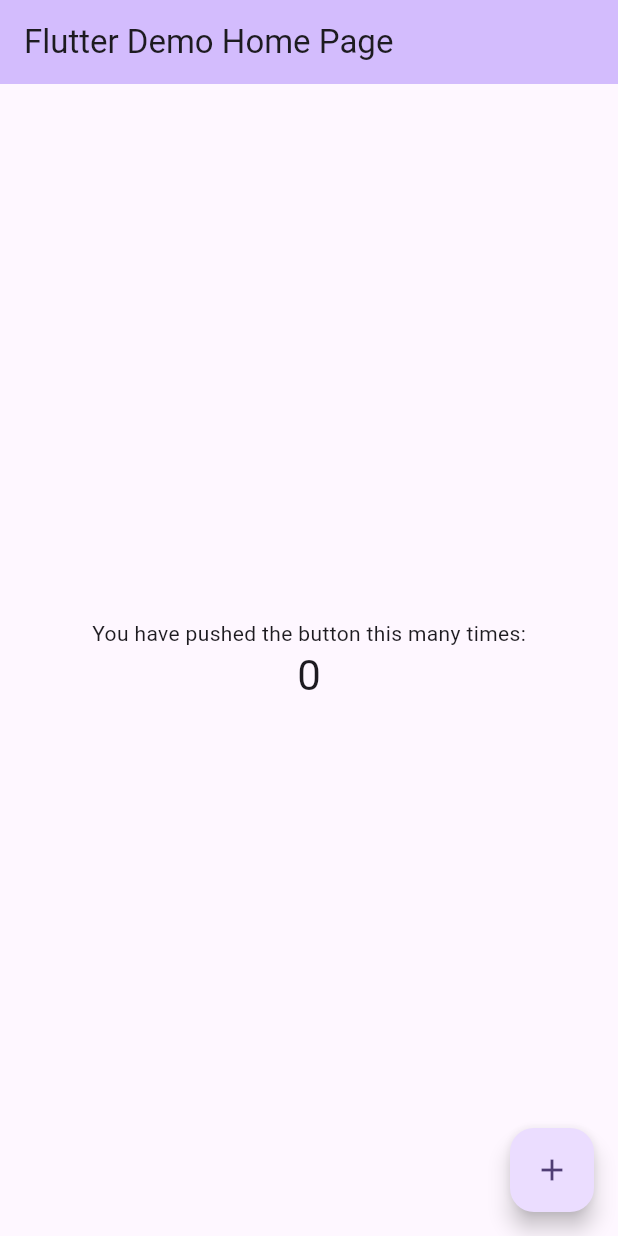
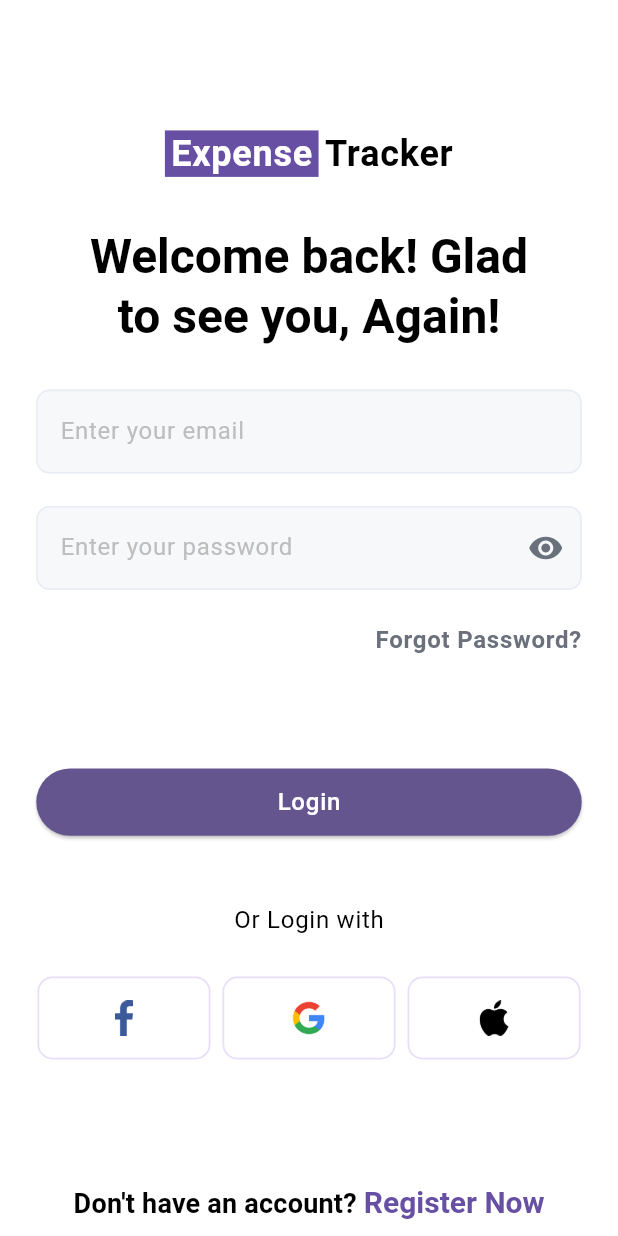
Before and after one commit to didipta/expense_tracker_app, a Flutter app: the screen it shows after launch, on a phone screen of 412 x 824 dp. Run offline on Flutter 3.47's test engine with Material 3 defaults, Android fonts, the phone set to English and light mode, and no system bars; our stand-ins replace dio, flutter_screenutil, go_router, logger; missing offline and left inert: dio_smart_retry.

Commit message:
login page , router setup and design

```diff
--- a/lib/app.dart
+++ b/lib/app.dart
@@ -0,0 +1,40 @@
+import 'package:expense_tracker_app/core/theme/theme_data.dart';
+import 'package:expense_tracker_app/features/splash/presentation/pages/splash_page.dart';
+import 'package:expense_tracker_app/routes/routers.dart';
+import 'package:flutter/cupertino.dart';
+import 'package:flutter/material.dart';
+import 'package:flutter_screenutil/flutter_screenutil.dart';
+
+class ExpenseTrackerApp extends StatefulWidget {
+  const ExpenseTrackerApp({super.key});
+
+  @override
+  State<ExpenseTrackerApp> createState() => _ExpenseTrackerAppState();
+}
+
+class _ExpenseTrackerAppState extends State<ExpenseTrackerApp> {
+  @override
+  Widget build(BuildContext context) {
+    return ScreenUtilInit(
+      designSize: const Size(412, 917),
+      minTextAdapt: true,
+      splitScreenMode: true,
+      builder: (_, child) => MaterialApp.router(
+        debugShowCheckedModeBanner: false,
+        title: 'Expense Tracker',
+        theme: themeData,
+        routerConfig: router,
+        builder: (context, child) {
+          return Center(
+            child: ConstrainedBox(
+              constraints: BoxConstraints(
+                maxWidth: 480.w, // or any suitable value for large displays
+              ),
+              child: child!,
+            ),
+          );
+        },
+      ),
+    );
+  }
+}
--- /dev/null
+++ b/lib/core/theme/material_color.dart
@@ -0,0 +1,19 @@
+import 'package:flutter/material.dart';
+
+const int _customPurplePrimaryValue = 0xFF4F378A;
+
+const MaterialColor customPurple = MaterialColor(
+  _customPurplePrimaryValue,
+  <int, Color>{
+    50: Color(0xFFEDEAF3),
+    100: Color(0xFFD2CBE2),
+    200: Color(0xFFB3A9D0),
+    300: Color(0xFF9486BD),
+    400: Color(0xFF65558F),
+    500: Color(_customPurplePrimaryValue),
+    600: Color(0xFF483282),
+    700: Color(0xFF3F2B77),
+    800: Color(0xFF37256D),
+    900: Color(0xFF281A5B),
+  },
+);
--- /dev/null
+++ b/lib/core/theme/theme_data.dart
@@ -0,0 +1,94 @@
+import 'package:flutter/material.dart';
+import 'package:flutter_screenutil/flutter_screenutil.dart';
+
+import 'material_color.dart';
+
+ThemeData themeData = ThemeData(
+  primarySwatch: customPurple ,
+  scaffoldBackgroundColor: Colors.white,
+  brightness: Brightness.light,
+  fontFamily: 'Roboto',
+  inputDecorationTheme: InputDecorationTheme(
+    filled: true,
+    fillColor: Color(0xFFF7F8F9),
+    enabledBorder: OutlineInputBorder(
+      borderRadius: BorderRadius.all(Radius.circular(8.79)),
+      borderSide: BorderSide(
+        color: Color(0xFFE8ECF4),
+        width: 1.1.w,
+      ),
+    ),
+    border: OutlineInputBorder(
+      borderRadius: BorderRadius.all(Radius.circular(8.79)),
+      borderSide: BorderSide(
+        color: Color(0xFFE8ECF4),
+        width: 1.1.w,
+      ),
+    ),
+    focusedBorder: OutlineInputBorder(
+      borderRadius: BorderRadius.all(Radius.circular(8.79)),
+      borderSide: BorderSide(
+        color: Color(0xFFE8ECF4),
+        width: 1.1.w,
+      ),
+    ),
+  ),
+  elevatedButtonTheme: ElevatedButtonThemeData(
+    style: ElevatedButton.styleFrom(
+      backgroundColor: customPurple.shade400,
+      foregroundColor: Colors.white,
+      minimumSize: Size(364.w, 50.h),
+      shape: RoundedRectangleBorder(
+        borderRadius: BorderRadius.circular(100.r),
+      ),
+    ),
+  ),
+  textTheme: TextTheme(
+    headlineLarge: TextStyle(
+        fontSize: 32.w,
+        fontWeight: FontWeight.w700,
+        color: Colors.black,
+      ),
+      headlineMedium: TextStyle(
+        fontSize: 24.w,
+        fontWeight: FontWeight.w700,
+        color: Colors.black,
+      ),
+      headlineSmall: TextStyle(
+        fontSize: 24.w,
+        fontWeight: FontWeight.w700,
+        color: Colors.black,
+      ),
+    bodyLarge: TextStyle(
+        fontSize: 16.w,
+        fontWeight: FontWeight.w400,
+        color: Colors.black,
+      ),
+      bodyMedium: TextStyle(
+        fontSize: 14.w,
+        fontWeight: FontWeight.w400,
+        color: Colors.black,
+      ),
+      bodySmall: TextStyle(
+        fontSize: 12.w,
+        fontWeight: FontWeight.w400,
+        color: Colors.black,
+      ),
+      titleLarge: TextStyle(
+        fontSize: 20.w,
+        fontWeight: FontWeight.w700,
+        color: Colors.black,
+      ),
+      titleMedium: TextStyle(
+        fontSize: 18.w,
+        fontWeight: FontWeight.w700,
+        color: Colors.black,
+  ),
+      titleSmall: TextStyle(
+        fontSize: 16.w,
+        fontWeight: FontWeight.w700,
+        color: Colors.black,
+      ),
+  ),
+
+);
--- /dev/null
+++ b/lib/features/auth/presentation/pages/login_page.dart
@@ -0,0 +1,148 @@
+import 'package:expense_tracker_app/shared/widgets/logo_widget.dart';
+import 'package:expense_tracker_app/shared/widgets/social_media_login.dart';
+import 'package:flutter/cupertino.dart';
+import 'package:flutter/gestures.dart';
+import 'package:flutter/material.dart';
+import 'package:flutter_screenutil/flutter_screenutil.dart';
+
+class LoginPage extends StatefulWidget {
+  const LoginPage({super.key});
+
+  @override
+  State<LoginPage> createState() => _LoginPageState();
+}
+
+class _LoginPageState extends State<LoginPage> {
+  bool isPasswordVisible = true;
+  @override
+  Widget build(BuildContext context) {
+    return Scaffold(
+      body: SingleChildScrollView(
+        child: Container(
+          padding:EdgeInsets.only(left: 24.w, right: 24.w,top: 92.h, bottom: 58.h),
+          child: Center(
+            child: Column(
+              mainAxisAlignment: MainAxisAlignment.center,
+              crossAxisAlignment: CrossAxisAlignment.center,
+              children: [
+                LogoWidget(),
+                SizedBox(height: 32.h),
+                Container(
+                  width: 307.63.w,
+                  child: Text(
+                    'Welcome back! Glad to see you, Again!',
+                    style: Theme.of(context).textTheme.headlineLarge?.copyWith(
+                      fontWeight: FontWeight.w600,
+
+
+                    ),
+                    textAlign: TextAlign.center,
+                  ),
+                ),
+                SizedBox(height: 32.h),
+                Container(
+                  width: 363.66.w,
+                  child: TextField(
+                    decoration: InputDecoration(
+                      labelText: 'Enter your email',
+                      labelStyle: Theme.of(context).textTheme.bodyLarge?.copyWith(
+                        color: const Color(0xFFBDBDBD),
+                      ),
+
+                    ),
+                  ),
+                ),
+                SizedBox(height: 24.h),
+                Container(
+                  width: 363.66.w,
+                  child: TextField(
+                    obscureText: isPasswordVisible,
+                    decoration: InputDecoration(
+                      labelText: 'Enter your password',
+                      labelStyle: Theme.of(context).textTheme.bodyLarge?.copyWith(
+                        color: const Color(0xFFBDBDBD),
+                        fontWeight: FontWeight.w400,
+                      ),
+                      suffixIcon:GestureDetector(
+                        onTap: () {
+                          setState(() {
+                            isPasswordVisible = !isPasswordVisible;
+                          });
+                        },
+                        child: Icon(
+                        isPasswordVisible ? Icons.visibility : Icons.visibility_off,
+                          color: const Color(0xFF6A707C),
+                        ),
+                      ),
+                    ),
+                  ),
+                ),
+                SizedBox(height: 24.h),
+                Container(
+                  width: double.infinity,
+                  child: Text(
+                    'Forgot Password?',
+                    style: Theme.of(context).textTheme.bodyLarge?.copyWith(
+                      color: const Color(0xFF6A707C),
+                      fontWeight: FontWeight.w600,
+                    ),
+                    textAlign: TextAlign.end,
+                  ),
+                ),
+                SizedBox(height: 80.h),
+                Container(
+                  width: 363.66.w,
+                  child: ElevatedButton(
+                    onPressed: () {
+                      // Handle login action
+                    },
+
+                    child: Text(
+                      'Login',
+                      style: Theme.of(context).textTheme.bodyLarge?.copyWith(
+                        color: Colors.white,
+                        fontWeight: FontWeight.w500,
+                      ),
+                    ),
+                  ),
+                ),
+                SizedBox(height: 48.h),
+                Text(
+                  "Or Login with",
+                  style: Theme.of(context).textTheme.bodyLarge?.copyWith(
+                    fontWeight: FontWeight.w400,
+                  ),
+                ),
+                SizedBox(height: 16.h),
+                SocialMediaLogin(),
+                SizedBox(height: 80.h),
+                RichText(
+                  text: TextSpan(
+                    text: 'Don\'t have an account? ',
+                    style: Theme.of(context).textTheme.titleMedium?.copyWith(
+
+                      fontWeight: FontWeight.w600,
+                    ),
+                    children: [
+                      TextSpan(
+                        text: 'Register Now',
+                        style: Theme.of(context).textTheme.titleLarge?.copyWith(
+                          color: Theme.of(context).primaryColor,
+                          fontWeight: FontWeight.w600,
+                        ),
+                        recognizer: TapGestureRecognizer()
+                          ..onTap = () {
+                            // Handle sign up action
+                          },
+                      ),
+                    ],
+                  ),
+                )
+              ],
+            ),
+          ),
+        ),
+      ),
+    );
+  }
+}
--- a/lib/features/splash/presentation/pages/splash_page.dart
+++ b/lib/features/splash/presentation/pages/splash_page.dart
@@ -0,0 +1,30 @@
+import 'package:expense_tracker_app/shared/widgets/logo_widget.dart';
+import 'package:flutter/material.dart';
+import 'package:go_router/go_router.dart';
+
+class SplashPage extends StatefulWidget {
+  const SplashPage({super.key});
+
+  @override
+  State<SplashPage> createState() => _SplashPageState();
+}
+
+class _SplashPageState extends State<SplashPage> {
+  @override
+  void initState() {
+    super.initState();
+    Future.delayed(const Duration(seconds: 5), () {
+      context.go('/login');
+    });
+  }
+
+  @override
+  Widget build(BuildContext context) {
+    return Scaffold(
+      backgroundColor: const Color(0xFFFEF7FF),
+      body: Center(
+        child: LogoWidget(),
+      ),
+    );
+  }
+}
--- a/lib/main.dart
+++ b/lib/main.dart
@@ -1,122 +1,10 @@
+import 'package:expense_tracker_app/app.dart';
 import 'package:flutter/material.dart';
+import 'package:flutter/services.dart';
 
 void main() {
-  runApp(const MyApp());
+  WidgetsFlutterBinding.ensureInitialized();
+  SystemChrome.setPreferredOrientations([DeviceOrientation.portraitUp]).then((_) {
+    runApp(const ExpenseTrackerApp());
+  });
 }
-
-class MyApp extends StatelessWidget {
-  const MyApp({super.key});
-
-  // This widget is the root of your application.
-  @override
-  Widget build(BuildContext context) {
-    return MaterialApp(
-      title: 'Flutter Demo',
-      theme: ThemeData(
-        // This is the theme of your application.
-        //
-        // TRY THIS: Try running your application with "flutter run". You'll see
-        // the application has a purple toolbar. Then, without quitting the app,
-        // try changing the seedColor in the colorScheme below to Colors.green
-        // and then invoke "hot reload" (save your changes or press the "hot
-        // reload" button in a Flutter-supported IDE, or press "r" if you used
-        // the command line to start the app).
-        //
-        // Notice that the counter didn't reset back to zero; the application
-        // state is not lost during the reload. To reset the state, use hot
-        // restart instead.
-        //
-        // This works for code too, not just values: Most code changes can be
-        // tested with just a hot reload.
-        colorScheme: ColorScheme.fromSeed(seedColor: Colors.deepPurple),
-      ),
-      home: const MyHomePage(title: 'Flutter Demo Home Page'),
-    );
-  }
-}
-
-class MyHomePage extends StatefulWidget {
-  const MyHomePage({super.key, required this.title});
-
-  // This widget is the home page of your application. It is stateful, meaning
-  // that it has a State object (defined below) that contains fields that affect
-  // how it looks.
-
-  // This class is the configuration for the state. It holds the values (in this
-  // case the title) provided by the parent (in this case the App widget) and
-  // used by the build method of the State. Fields in a Widget subclass are
-  // always marked "final".
-
-  final String title;
-
-  @override
-  State<MyHomePage> createState() => _MyHomePageState();
-}
-
-class _MyHomePageState extends State<MyHomePage> {
-  int _counter = 0;
-
-  void _incrementCounter() {
-    setState(() {
-      // This call to setState tells the Flutter framework that something has
-      // changed in this State, which causes it to rerun the build method below
-      // so that the display can reflect the updated values. If we changed
-      // _counter without calling setState(), then the build method would not be
-      // called again, and so nothing would appear to happen.
-      _counter++;
-    });
-  }
-
-  @override
-  Widget build(BuildContext context) {
-    // This method is rerun every time setState is called, for instance as done
-    // by the _incrementCounter method above.
-    //
-    // The Flutter framework has been optimized to make rerunning build methods
-    // fast, so that you can just rebuild anything that needs updating rather
-    // than having to individually change instances of widgets.
-    return Scaffold(
-      appBar: AppBar(
-        // TRY THIS: Try changing the color here to a specific color (to
-        // Colors.amber, perhaps?) and trigger a hot reload to see the AppBar
-        // change color while the other colors stay the same.
-        backgroundColor: Theme.of(context).colorScheme.inversePrimary,
-        // Here we take the value from the MyHomePage object that was created by
-        // the App.build method, and use it to set our appbar title.
-        title: Text(widget.title),
-      ),
-      body: Center(
-        // Center is a layout widget. It takes a single child and positions it
-        // in the middle of the parent.
-        child: Column(
-          // Column is also a layout widget. It takes a list of children and
-          // arranges them vertically. By default, it sizes itself to fit its
-          // children horizontally, and tries to be as tall as its parent.
-          //
-          // Column has various properties to control how it sizes itself and
-          // how it positions its children. Here we use mainAxisAlignment to
-          // center the children vertically; the main axis here is the vertical
-          // axis because Columns are vertical (the cross axis would be
-          // horizontal).
-          //
-          // TRY THIS: Invoke "debug painting" (choose the "Toggle Debug Paint"
-          // action in the IDE, or press "p" in the console), to see the
-          // wireframe for each widget.
-          mainAxisAlignment: MainAxisAlignment.center,
-          children: <Widget>[
-            const Text('You have pushed the button this many times:'),
-            Text(
-              '$_counter',
-              style: Theme.of(context).textTheme.headlineMedium,
-            ),
-          ],
-        ),
-      ),
-      floatingActionButton: FloatingActionButton(
-        onPressed: _incrementCounter,
-        tooltip: 'Increment',
-        child: const Icon(Icons.add),
-      ), // This trailing comma makes auto-formatting nicer for build methods.
-    );
-  }
-}
--- /dev/null
+++ b/lib/routes/routers.dart
@@ -0,0 +1,16 @@
+import 'package:expense_tracker_app/features/auth/presentation/pages/login_page.dart';
+import 'package:expense_tracker_app/features/splash/presentation/pages/splash_page.dart';
+import 'package:go_router/go_router.dart';
+
+final GoRouter router = GoRouter(
+  routes: [
+    GoRoute(
+      path: '/',
+      builder: (context, state) => const SplashPage(),
+    ),
+    GoRoute(
+      path: '/login',
+      builder: (context, state) => const LoginPage(), // or your real page
+    ),
+  ],
+);
--- /dev/null
+++ b/lib/shared/widgets/logo_widget.dart
@@ -0,0 +1,40 @@
+import 'package:flutter/cupertino.dart';
+import 'package:flutter/material.dart';
+import 'package:flutter_screenutil/flutter_screenutil.dart';
+
+class LogoWidget extends StatelessWidget {
+  const LogoWidget({super.key});
+
+  @override
+  Widget build(BuildContext context) {
+    return Container(
+      width: 214.w,
+      height: 44.h,
+      child: Row(
+        mainAxisAlignment: MainAxisAlignment.center,
+
+        children: [
+          Container(
+            padding: EdgeInsets.only(left: 4.w, right: 4.w),
+            color: Theme.of(context).colorScheme.primary,
+            child: Text("Expense",style: Theme.of(context).textTheme.headlineMedium?.copyWith(
+            letterSpacing: 0.5,
+              fontWeight: FontWeight.w600,
+              color: Theme.of(context).colorScheme.onPrimary,
+            )),
+          ),
+          SizedBox(width: 4.w),
+          Container(
+            child: Text(
+              "Tracker",
+              style: Theme.of(context).textTheme.headlineMedium?.copyWith(
+                letterSpacing: 0.5,
+                fontWeight: FontWeight.w600,
+              )
+            ),
+          ),
+        ],
+      ),
+    );
+  }
+}
--- /dev/null
+++ b/lib/shared/widgets/social_media_login.dart
@@ -0,0 +1,78 @@
+import 'package:flutter/material.dart';
+import 'package:flutter_screenutil/flutter_screenutil.dart';
+
+class SocialMediaLogin extends StatefulWidget {
+  const SocialMediaLogin({super.key});
+
+  @override
+  State<SocialMediaLogin> createState() => _SocialMediaLoginState();
+}
+
+class _SocialMediaLoginState extends State<SocialMediaLogin> {
+  void _onGoogleTap() {
+    print("Google Login Clicked");
+  }
+
+  void _onFacebookTap() {
+    print("Facebook Login Clicked");
+  }
+
+  void _onAppleTap() {
+    print("Apple Login Clicked");
+  }
+
+  Widget _buildSocialButton({
+    required String imagePath,
+    required VoidCallback onTap,
+  }) {
+    return GestureDetector(
+      onTap: onTap,
+      child: Container(
+        width: 115.36.w,
+        height: 61.53.h,
+        padding: EdgeInsets.symmetric(vertical: 16.48.h),
+        decoration: BoxDecoration(
+          border: Border.all(
+            color: const Color(0xFFE8DEF8),
+            width: 1.15.w,
+          ),
+          borderRadius: BorderRadius.circular(10),
+        ),
+        child: Center(
+          child: Image.asset(
+            imagePath,
+            width: 28.57.w,
+            height: 28.57.h,
+          ),
+        ),
+      ),
+    );
+  }
+
+  @override
+  Widget build(BuildContext context) {
+    return Padding(
+      padding: EdgeInsets.symmetric(vertical: 12.h),
+      child: Row(
+        mainAxisAlignment: MainAxisAlignment.center,
+        children: [
+          _buildSocialButton(
+            imagePath: 'asset/Facebook.png',
+            onTap: _onFacebookTap,
+          ),
+          SizedBox(width: 8.w),
+          _buildSocialButton(
+            imagePath: 'asset/Google.png',
+            onTap: _onGoogleTap,
+          ),
+          SizedBox(width: 8.w),
+
+          _buildSocialButton(
+            imagePath: 'asset/apple.png',
+            onTap: _onAppleTap,
+          ),
+        ],
+      ),
+    );
+  }
+}
```
Also changed, not shown: pubspec.yaml (+4 -3 lines), asset/Facebook.png (added), asset/Google.png (added), asset/apple.png (added), lib/app/network_setup/app_error_mapper.dart (line endings or trailing spaces), pubspec.lock.
